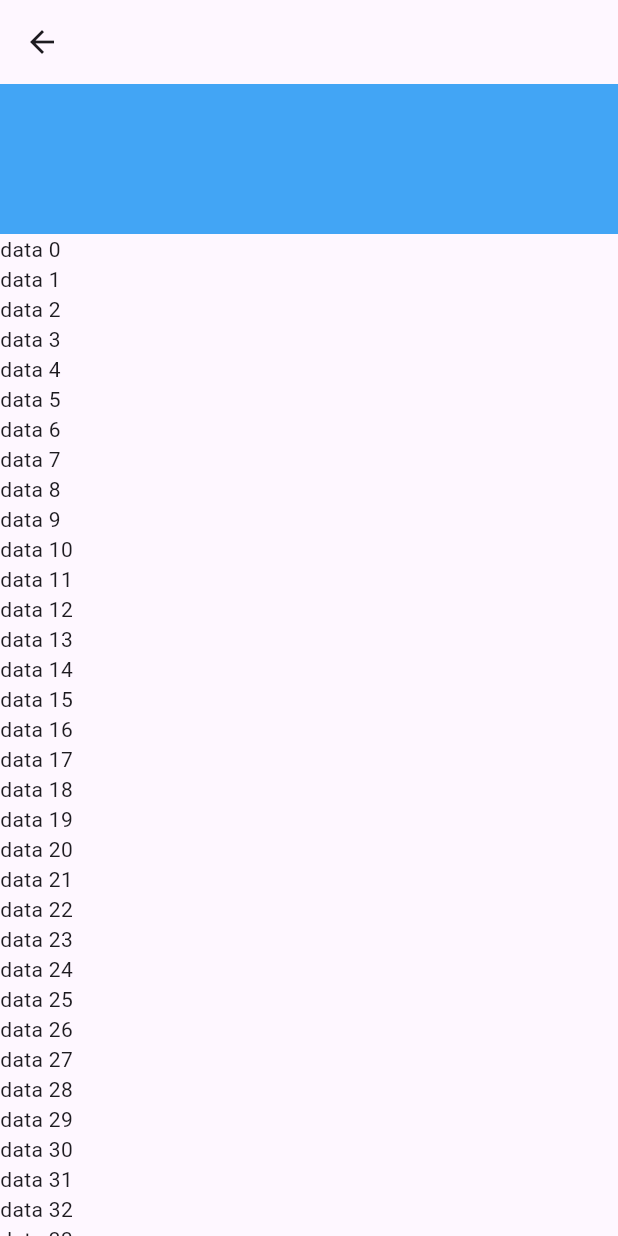
After one commit to frankfancode/dev-journal, a Flutter app: the ParallaxScrollingPage screen opened by its route, on a phone screen of 412 x 824 dp. The commit adds this screen. Run offline on Flutter 3.47's test engine with Material 3 defaults, Android fonts, the phone set to English and light mode, and no system bars; our stand-ins replace flutter_easyrefresh, flutter_screenutil.

Commit message:
parallax

```diff
--- a/flutter_journal/lib/main.dart
+++ b/flutter_journal/lib/main.dart
@@ -1,5 +1,6 @@
 import 'package:flutter/material.dart';
 import 'package:flutter_journal/nest_scroll_page.dart';
+import 'package:flutter_journal/parallax_scrolling_page.dart';
 import 'package:flutter_journal/pin_header_page.dart';
 import 'package:flutter_journal/position_page.dart';
 import 'package:flutter_journal/pull_refresh_page.dart';
@@ -23,6 +24,8 @@ final Map<String, StatefulWidget Function(BuildContext context)> routes =
       const SliverOverlapAbsorberUsagePage(),
   WidgetPositionPage.routeName: (BuildContext context) =>
       const WidgetPositionPage(),
+  ParallaxScrollingPage.routeName: (BuildContext context) =>
+      const ParallaxScrollingPage(),
 };
 
 final List<String> routeList = routes.keys.toList();
--- /dev/null
+++ b/flutter_journal/lib/parallax_scrolling_page.dart
@@ -0,0 +1,63 @@
+import 'dart:math';
+
+import 'package:flutter/cupertino.dart';
+import 'package:flutter/material.dart';
+import 'package:flutter/widgets.dart';
+import 'package:flutter_screenutil/flutter_screenutil.dart';
+
+class ParallaxScrollingPage extends StatefulWidget {
+  static String routeName = 'ParallaxScrollingPage';
+
+  const ParallaxScrollingPage({super.key});
+
+  @override
+  State<ParallaxScrollingPage> createState() => _ParallaxScrollingPageState();
+}
+
+class _ParallaxScrollingPageState extends State<ParallaxScrollingPage> {
+  GlobalKey _parallaxItemKey = GlobalKey();
+  ScrollController scrollController = ScrollController();
+  double height = 0;
+
+  @override
+  void initState() {
+    super.initState();
+    scrollController.addListener(() {
+      if (scrollController.offset < 100) {
+        setState(() {
+          height = min(100, scrollController.offset);
+        });
+      }
+    });
+  }
+
+  @override
+  Widget build(BuildContext context) {
+    return Material(
+      child: CustomScrollView(
+        controller: scrollController,
+        slivers: [
+          SliverAppBar(),
+          SliverToBoxAdapter(
+            child: Container(
+              color: Colors.blue.shade400,
+              width: 1.sw,
+              height: 100,
+            ),
+          ),
+          SliverToBoxAdapter(
+            key: _parallaxItemKey,
+            child: Container(
+              color: Colors.amber,
+              width: 1.sw,
+              height: height,
+            ),
+          ),
+          SliverList.builder(itemBuilder: (BuildContext context, int index) {
+            return Text('data $index');
+          })
+        ],
+      ),
+    );
+  }
+}
```
